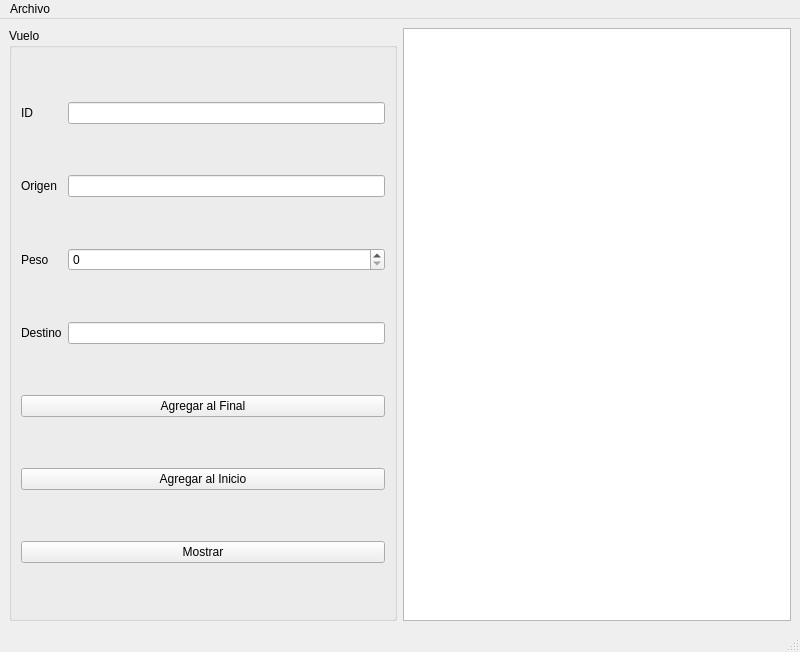
This is mainwindow.ui in MoraRMod/AeropuertoPython as Qt 5 draws it before an edit. The edited form follows.
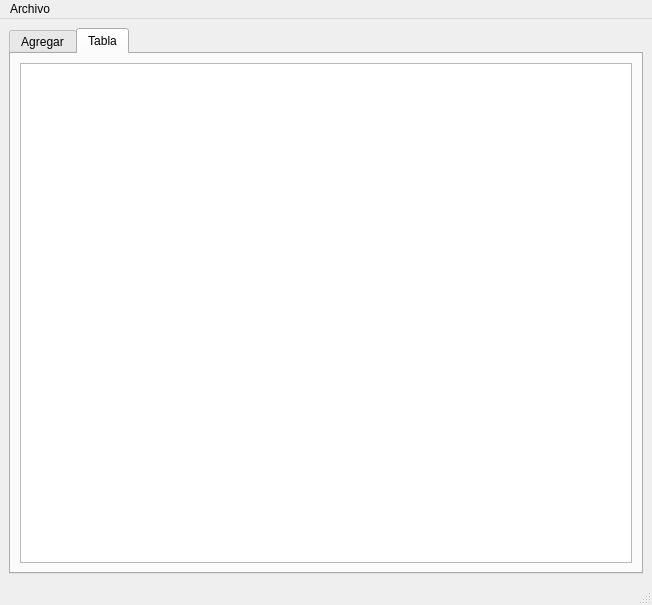
This is the edited form.

Commit message: Agregar paginas y una tabla

Diff of the .ui file:
```diff
--- a/mainwindow.ui
+++ b/mainwindow.ui
@@ -6,8 +6,8 @@
    <rect>
     <x>0</x>
     <y>0</y>
-    <width>800</width>
-    <height>652</height>
+    <width>652</width>
+    <height>605</height>
    </rect>
   </property>
   <property name="windowTitle">
@@ -15,6 +15,16 @@
   </property>
   <widget class="QWidget" name="centralwidget">
    <layout class="QGridLayout" name="gridLayout_2">
+    <item row="1" column="1">
+     <widget class="QTabWidget" name="tabWidget">
+      <property name="currentIndex">
+       <number>1</number>
+      </property>
+      <widget class="QWidget" name="tab">
+       <attribute name="title">
+        <string>Agregar</string>
+       </attribute>
+       <layout class="QGridLayout" name="gridLayout_3">
     <item row="0" column="0">
      <widget class="QGroupBox" name="groupBox">
       <property name="title">
@@ -114,12 +124,26 @@
     </item>
    </layout>
   </widget>
+      <widget class="QWidget" name="tab_2">
+       <attribute name="title">
+        <string>Tabla</string>
+       </attribute>
+       <layout class="QGridLayout" name="gridLayout_4">
+        <item row="0" column="0">
+         <widget class="QTableWidget" name="Tablita_TableWidget"/>
+        </item>
+       </layout>
+      </widget>
+     </widget>
+    </item>
+   </layout>
+  </widget>
   <widget class="QMenuBar" name="menubar">
    <property name="geometry">
     <rect>
      <x>0</x>
      <y>0</y>
-     <width>800</width>
+     <width>652</width>
      <height>21</height>
     </rect>
    </property>
```
Left out of the diff: 93 changed lines with no effect on the pictures. Lines whose indentation alone changed are shown as unchanged.
